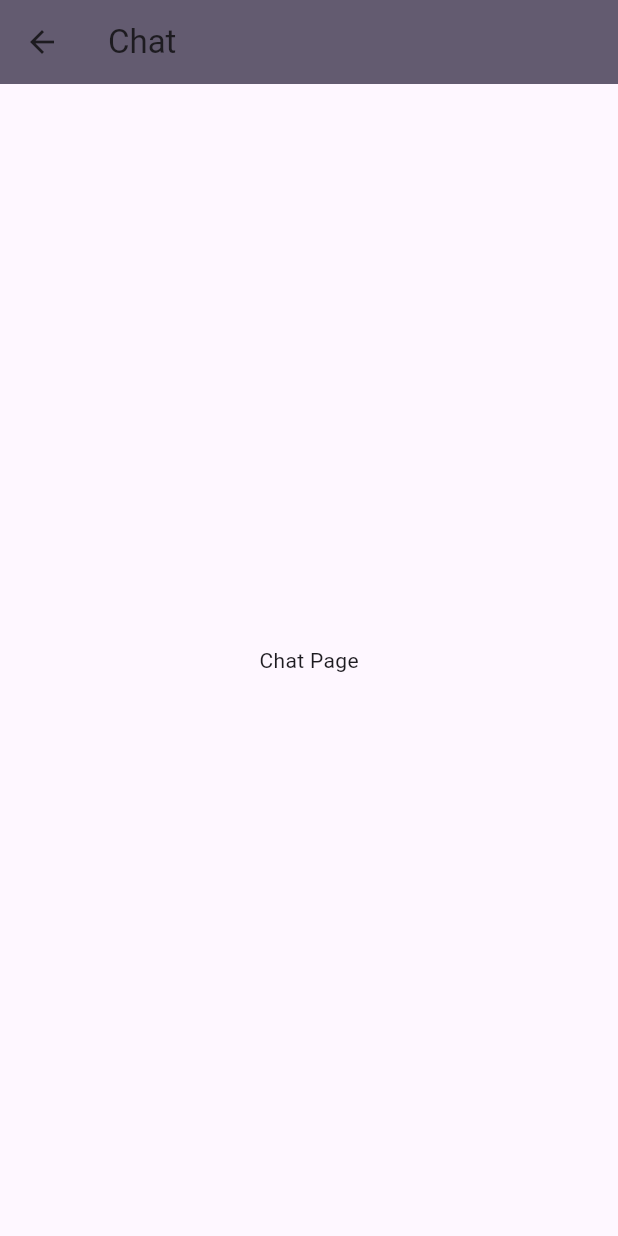
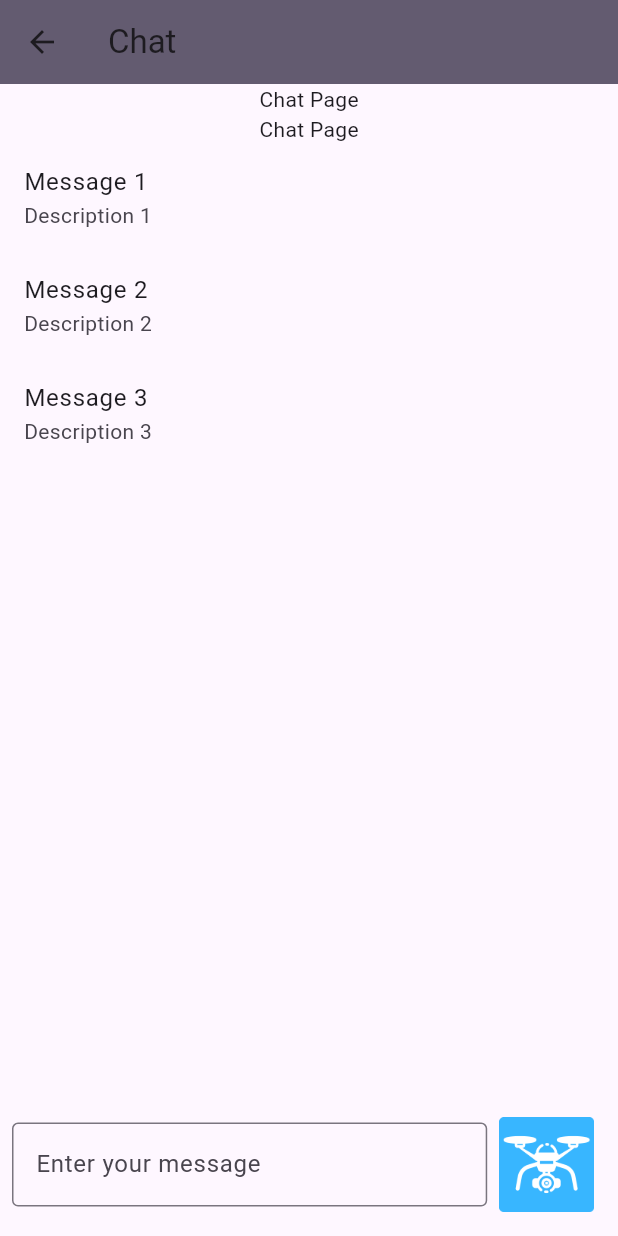
Before and after one commit to MuhdAliffie/Flew, a Flutter app: the screen it shows after launch, after a tap on "Chat", on a phone screen of 412 x 824 dp. Run offline on Flutter 3.47's test engine with Material 3 defaults, Android fonts, the phone set to English and light mode, and no system bars.

Commit message:
layout for chat page

```diff
--- a/lib/Pages/chat.dart
+++ b/lib/Pages/chat.dart
@@ -14,11 +14,62 @@ class ChatPageState extends State<ChatPage> {
         title: const Text('Chat'),
       ),
       body: Center(
-        child: Column(
-          mainAxisAlignment: MainAxisAlignment.center,
-          children: <Widget>[
-            Text("Chat Page"),
-          ],
+        child: Expanded(
+          child: Column(
+            mainAxisSize: MainAxisSize.max,
+            crossAxisAlignment: CrossAxisAlignment.center,
+            children: <Widget>[
+              const Text("Chat Page"),
+              const Text("Chat Page"),
+              Expanded(
+                child: ListView(
+                  children: <Widget>[
+                    ListTile(
+                      title: const Text('Message 1'),
+                      subtitle: const Text('Description 1'),
+                    ),
+                    ListTile(
+                      title: const Text('Message 2'),
+                      subtitle: const Text('Description 2'),
+                    ),
+                    ListTile(
+                      title: const Text('Message 3'),
+                      subtitle: const Text('Description 3'),
+                    ),
+                  ],
+                ),
+              ),
+              Padding(
+                padding: const EdgeInsets.all(8.0),
+                child: Row(
+                  children: [
+                    Expanded(
+                      flex: 4,
+                      child: TextField(
+                        decoration: const InputDecoration(
+                          border: OutlineInputBorder(),
+                          labelText: 'Enter your message',
+                        ),
+                      ),
+                    ),
+                    Expanded(
+                      flex: 1,
+                      child: IconButton(
+                        onPressed: () {
+                          // Add message to chat
+                        },
+                        // child: const Text('Send'),
+                        icon: const Image(
+                          image: AssetImage('assets/images/flew_logo.png'),
+                          // size: 40,
+                        ),
+                      ),
+                    ),
+                  ],
+                ),
+              ),
+            ],
+          ),
         ),
       ),
     );
--- a/lib/Pages/feed.dart
+++ b/lib/Pages/feed.dart
@@ -10,14 +10,6 @@ class FeedPage extends StatefulWidget {
 }
 
 class FeedPageState extends State<FeedPage> {
-  int _counter = 0;
-
-  void _incrementCounter() {
-    setState(() {
-      _counter++;
-    });
-  }
-
   @override
   Widget build(BuildContext context) {
     return Scaffold(
@@ -27,8 +19,10 @@ class FeedPageState extends State<FeedPage> {
       ),
       body: Center(
         child: Column(
-          mainAxisAlignment: MainAxisAlignment.center,
+          mainAxisAlignment: MainAxisAlignment.start,
           children: <Widget>[
+            Row(
+              children: [
                 TextButton(
                   onPressed: () {
                     Navigator.push(context,
@@ -45,6 +39,28 @@ class FeedPageState extends State<FeedPage> {
                 ),
               ],
             ),
+            SizedBox(
+              height: 300,
+              width: 400,
+              child: ListView(
+                children: <Widget>[
+                  ListTile(
+                    title: const Text('Item 1'),
+                    subtitle: const Text('Description 1'),
+                  ),
+                  ListTile(
+                    title: const Text('Item 2'),
+                    subtitle: const Text('Description 2'),
+                  ),
+                  ListTile(
+                    title: const Text('Item 3'),
+                    subtitle: const Text('Description 3'),
+                  ),
+                ],
+              ),
+            ),
+          ],
+        ),
       ),
     );
   }
--- a/pubspec.yaml
+++ b/pubspec.yaml
@@ -60,7 +60,7 @@ flutter:
 
   # To add assets to your application, add an assets section, like this:
   assets:
-  #   - images/flew_logo.png
+     - assets/images/flew_logo.png
   #   - images/a_dot_ham.jpeg
 
   # An image asset can refer to one or more resolution-specific "variants", see
```
Lines whose indentation alone changed are shown as unchanged.
